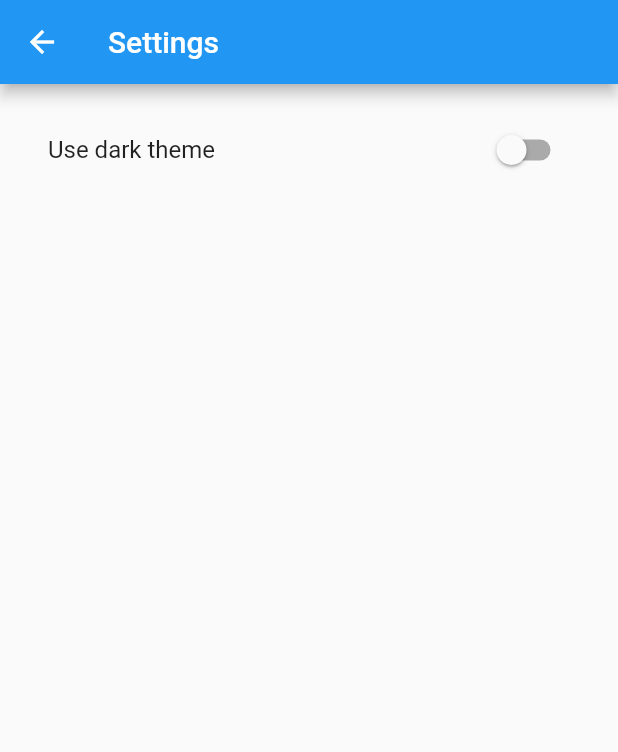
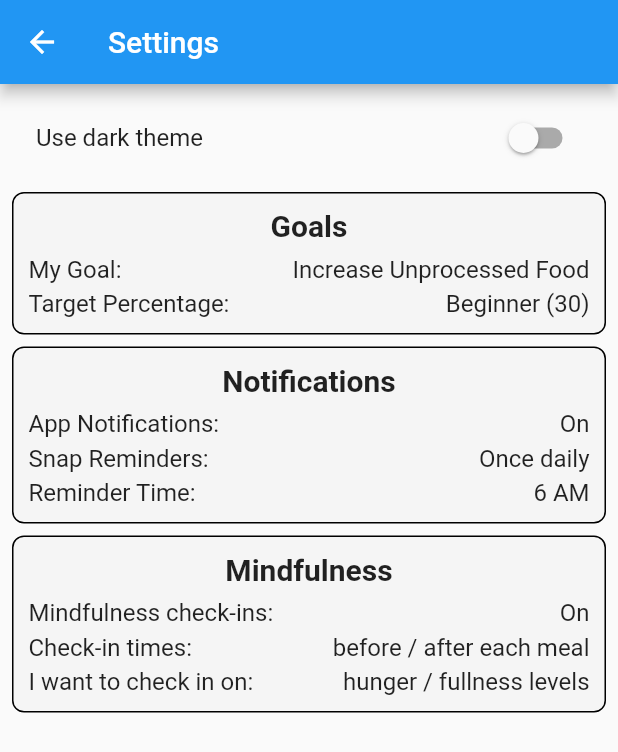
Before and after one commit to NutriSnap/NutriSnap, a Flutter app: the SettingsPage screen opened directly with empty values, on a phone screen of 412 x 824 dp. Shown: the top 752 px of the screen. Run offline on Flutter 3.47's test engine with Material 2 defaults, Android fonts, the light colour scheme and no system bars; our stand-ins replace firebase_auth, firebase_core, fl_chart, flutter_svg; accounts and stored records are empty; statements that could not run were skipped.

Commit message:
setting mockup ui

```diff
--- a/lib/settings/settings_page.dart
+++ b/lib/settings/settings_page.dart
@@ -1,5 +1,8 @@
 import 'package:flutter/material.dart';
+import 'package:nutrisnap/settings/widgets/mindfulness.dart';
+import 'package:nutrisnap/settings/widgets/notifications.dart';
 import 'settings_controller.dart';
+import 'widgets/goals.dart';
 
 class SettingsPage extends StatefulWidget {
   const SettingsPage({super.key, required this.controller});
@@ -28,8 +31,12 @@ class SettingsPageState extends State<SettingsPage> {
         title: const Text('Settings'),
       ),
       body: Padding(
-        padding: const EdgeInsets.all(16),
-        child: SwitchListTile(
+        padding: const EdgeInsets.all(8.0),
+        child: SingleChildScrollView(
+          child: Column(
+            crossAxisAlignment: CrossAxisAlignment.stretch,
+            children: [
+              SwitchListTile(
                 title: const Text('Use dark theme'),
                 value: isDarkMode,
                 onChanged: (bool useDarkTheme) async {
@@ -40,6 +47,16 @@ class SettingsPageState extends State<SettingsPage> {
                   });
                 },
               ),
+              const SizedBox(height: 8),
+              const Goals(),
+              const SizedBox(height: 8),
+              const Notifications(),
+              const SizedBox(height: 8),
+              const Mindfulness(),
+            ],
+          )
+
+        ),
       ),
     );
   }
--- /dev/null
+++ b/lib/settings/widgets/goals.dart
@@ -0,0 +1,54 @@
+import 'package:flutter/material.dart';
+
+class Goals extends StatelessWidget {
+
+  const Goals({super.key});
+
+  @override
+  Widget build(BuildContext context) {
+    return Container(
+      padding:
+          const EdgeInsets.all(10), // Add some padding inside the container
+      decoration: BoxDecoration(
+        color: Colors.grey[100],
+        border: Border.all(color: Colors.black),
+        borderRadius: BorderRadius.circular(8),
+      ),
+      child: const Column(
+        crossAxisAlignment: CrossAxisAlignment.center, // Align content to the start
+        children: [
+          Text('Goals',
+              style: TextStyle(
+                  fontSize: 20, fontWeight: FontWeight.bold)),
+          SizedBox(height: 8),
+          Row(
+            crossAxisAlignment: CrossAxisAlignment.start,
+            children: [
+              Text('My Goal: ',
+                  style: TextStyle(fontSize: 16)),
+              Expanded(
+                child: Text('Increase Unprocessed Food',
+                  textAlign: TextAlign.right,
+                  style: TextStyle(fontSize: 16)),
+              )
+            ],
+          ),
+          SizedBox(height: 4),
+          Row(
+            crossAxisAlignment: CrossAxisAlignment.center,
+            children: [
+              Text('Target Percentage: ',
+                  textAlign: TextAlign.left,
+                  style: TextStyle(fontSize: 16)),
+              Expanded(
+                child: Text('Beginner (30)',
+                  textAlign: TextAlign.right,
+                  style: TextStyle(fontSize: 16)),
+              )
+            ],
+          ),
+        ],
+      ),
+    );
+  }
+}
--- /dev/null
+++ b/lib/settings/widgets/mindfulness.dart
@@ -0,0 +1,70 @@
+import 'package:flutter/material.dart';
+
+class Mindfulness extends StatelessWidget {
+
+  const Mindfulness({super.key});
+
+  @override
+  Widget build(BuildContext context) {
+    return Container(
+      padding:
+          const EdgeInsets.all(10), // Add some padding inside the container
+      decoration: BoxDecoration(
+        color: Colors.grey[100],
+        border: Border.all(color: Colors.black),
+        borderRadius: BorderRadius.circular(8),
+      ),
+      child: const Column(
+        crossAxisAlignment: CrossAxisAlignment.center, // Align content to the start
+        children: [
+          Text('Mindfulness',
+              textAlign: TextAlign.center,
+              style: TextStyle(
+                  fontSize: 20, fontWeight: FontWeight.bold)),
+          SizedBox(height: 8),
+          Row(
+            crossAxisAlignment: CrossAxisAlignment.center,
+            children: [
+              Text('Mindfulness check-ins: ',
+                  textAlign: TextAlign.left,
+                  style: TextStyle(fontSize: 16)),
+              Expanded(
+                child: Text('On',
+                  textAlign: TextAlign.right,
+                  style: TextStyle(fontSize: 16)),
+              ),
+            ],
+          ),
+          SizedBox(height: 4),
+          Row(
+            crossAxisAlignment: CrossAxisAlignment.center,
+            children: [
+              Text('Check-in times: ',
+                  textAlign: TextAlign.left,
+                  style: TextStyle(fontSize: 16)),
+              Expanded(
+                child: Text('before / after each meal',
+                  textAlign: TextAlign.right,
+                  style: TextStyle(fontSize: 16)),
+              ),
+            ],
+          ),
+          SizedBox(height: 4),
+          Row(
+            crossAxisAlignment: CrossAxisAlignment.center,
+            children: [
+              Text('I want to check in on: ',
+                  textAlign: TextAlign.left,
+                  style: TextStyle(fontSize: 16)),
+              Expanded(
+                  child: Text('hunger / fullness levels',
+                      textAlign: TextAlign.right,
+                      style: TextStyle(fontSize: 16)),
+              )
+            ],
+          ),
+        ],
+      ),
+    );
+  }
+}
--- /dev/null
+++ b/lib/settings/widgets/notifications.dart
@@ -0,0 +1,70 @@
+import 'package:flutter/material.dart';
+
+class Notifications extends StatelessWidget {
+
+  const Notifications({super.key});
+
+  @override
+  Widget build(BuildContext context) {
+    return Container(
+      padding:
+          const EdgeInsets.all(10), // Add some padding inside the container
+      decoration: BoxDecoration(
+        color: Colors.grey[100],
+        border: Border.all(color: Colors.black),
+        borderRadius: BorderRadius.circular(8),
+      ),
+      child: const Column(
+        crossAxisAlignment: CrossAxisAlignment.center, // Align content to the start
+        children: [
+          Text('Notifications',
+              textAlign: TextAlign.center,
+              style: TextStyle(
+                  fontSize: 20, fontWeight: FontWeight.bold)),
+          SizedBox(height: 8),
+          Row(
+            crossAxisAlignment: CrossAxisAlignment.center,
+            children: [
+              Text('App Notifications: ',
+                  textAlign: TextAlign.left,
+                  style: TextStyle(fontSize: 16)),
+              Expanded(
+                  child: Text('On',
+                      textAlign: TextAlign.right,
+                      style: TextStyle(fontSize: 16)),
+              )
+            ],
+          ),
+          SizedBox(height: 4),
+          Row(
+            crossAxisAlignment: CrossAxisAlignment.center,
+            children: [
+              Text('Snap Reminders: ',
+                  textAlign: TextAlign.left,
+                  style: TextStyle(fontSize: 16)),
+              Expanded(
+                child: Text('Once daily',
+                  textAlign: TextAlign.right,
+                  style: TextStyle(fontSize: 16)),
+              )
+            ],
+          ),
+          SizedBox(height: 4),
+          Row(
+            crossAxisAlignment: CrossAxisAlignment.center,
+            children: [
+              Text('Reminder Time: ',
+                  textAlign: TextAlign.left,
+                  style: TextStyle(fontSize: 16)),
+              Expanded(
+                  child: Text('6 AM',
+                      textAlign: TextAlign.right,
+                      style: TextStyle(fontSize: 16)),
+              )
+            ],
+          ),
+        ],
+      ),
+    );
+  }
+}
```
Lines whose indentation alone changed are shown as unchanged.
